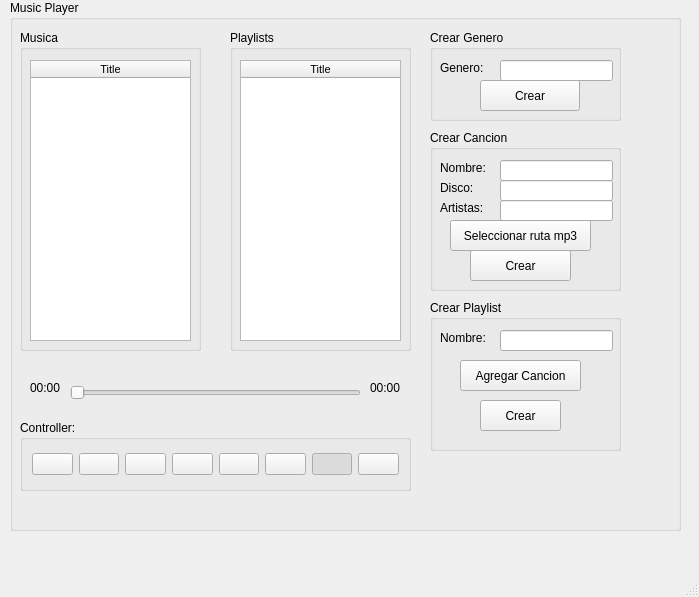
First picture: the form in Music Player/GUI/uiexample.ui, repository jairoaguilarts/Music-Player, before the edit.
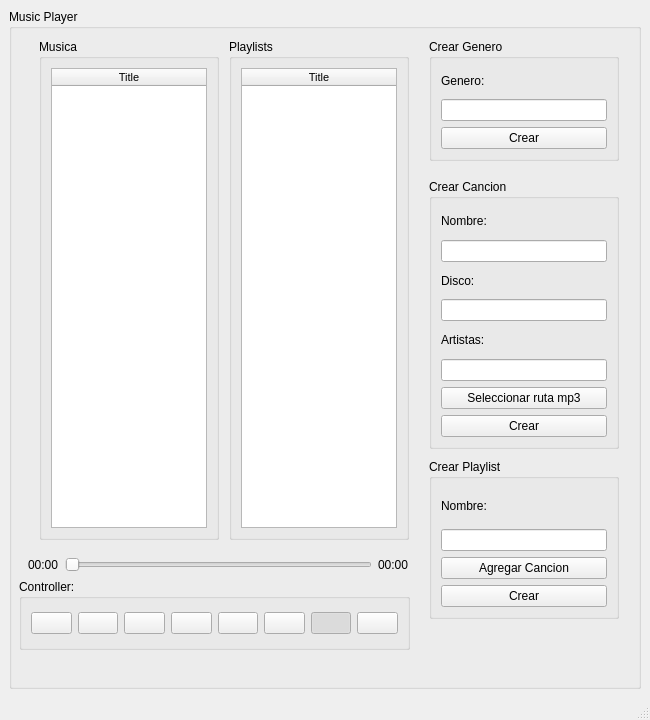
Second picture: the form after the edit. Icons and pictures are not drawn.

```diff
--- a/Music Player/GUI/uiexample.ui
+++ b/Music Player/GUI/uiexample.ui
@@ -6,220 +6,43 @@
    <rect>
     <x>0</x>
     <y>0</y>
-    <width>699</width>
-    <height>597</height>
+    <width>650</width>
+    <height>720</height>
    </rect>
   </property>
+  <property name="sizePolicy">
+   <sizepolicy hsizetype="Expanding" vsizetype="Expanding">
+    <horstretch>0</horstretch>
+    <verstretch>0</verstretch>
+   </sizepolicy>
+  </property>
+  <property name="minimumSize">
+   <size>
+    <width>650</width>
+    <height>720</height>
+   </size>
+  </property>
+  <property name="maximumSize">
+   <size>
+    <width>650</width>
+    <height>720</height>
+   </size>
+  </property>
   <property name="windowTitle">
    <string>MainWindow</string>
   </property>
   <widget class="QWidget" name="centralwidget">
+   <layout class="QHBoxLayout" name="horizontalLayout">
+    <item>
    <widget class="QGroupBox" name="groupBox">
-    <property name="geometry">
-     <rect>
-      <x>10</x>
-      <y>0</y>
-      <width>671</width>
-      <height>531</height>
-     </rect>
-    </property>
     <property name="title">
      <string>Music Player</string>
     </property>
-    <widget class="QGroupBox" name="groupBox_2">
-     <property name="geometry">
-      <rect>
-       <x>10</x>
-       <y>30</y>
-       <width>181</width>
-       <height>321</height>
-      </rect>
-     </property>
-     <property name="title">
-      <string>Musica</string>
-     </property>
-     <widget class="QTableWidget" name="tablaCanciones">
-      <property name="geometry">
-       <rect>
-        <x>10</x>
-        <y>30</y>
-        <width>161</width>
-        <height>281</height>
-       </rect>
-      </property>
-      <property name="font">
-       <font>
-        <pointsize>8</pointsize>
-       </font>
-      </property>
-      <property name="contextMenuPolicy">
-       <enum>Qt::ActionsContextMenu</enum>
-      </property>
-      <property name="sizeAdjustPolicy">
-       <enum>QAbstractScrollArea::AdjustToContents</enum>
-      </property>
-      <property name="dragDropMode">
-       <enum>QAbstractItemView::DragDrop</enum>
-      </property>
-      <property name="alternatingRowColors">
-       <bool>true</bool>
-      </property>
-      <property name="selectionMode">
-       <enum>QAbstractItemView::SingleSelection</enum>
-      </property>
-      <property name="selectionBehavior">
-       <enum>QAbstractItemView::SelectRows</enum>
-      </property>
-      <property name="gridStyle">
-       <enum>Qt::SolidLine</enum>
-      </property>
-      <property name="sortingEnabled">
-       <bool>true</bool>
-      </property>
-      <property name="wordWrap">
-       <bool>true</bool>
-      </property>
-      <property name="cornerButtonEnabled">
-       <bool>false</bool>
-      </property>
-      <property name="rowCount">
-       <number>0</number>
-      </property>
-      <property name="columnCount">
-       <number>1</number>
-      </property>
-      <attribute name="horizontalHeaderStretchLastSection">
-       <bool>true</bool>
-      </attribute>
-      <column>
-       <property name="text">
-        <string>Title</string>
-       </property>
-      </column>
-     </widget>
-    </widget>
-    <widget class="QGroupBox" name="groupBox_3">
-     <property name="geometry">
-      <rect>
-       <x>220</x>
-       <y>30</y>
-       <width>181</width>
-       <height>321</height>
-      </rect>
-     </property>
-     <property name="title">
-      <string>Playlists</string>
-     </property>
-     <widget class="QTableWidget" name="tablaPlaylist">
-      <property name="geometry">
-       <rect>
-        <x>10</x>
-        <y>30</y>
-        <width>161</width>
-        <height>281</height>
-       </rect>
-      </property>
-      <property name="font">
-       <font>
-        <pointsize>8</pointsize>
-       </font>
-      </property>
-      <property name="contextMenuPolicy">
-       <enum>Qt::ActionsContextMenu</enum>
-      </property>
-      <property name="sizeAdjustPolicy">
-       <enum>QAbstractScrollArea::AdjustToContents</enum>
-      </property>
-      <property name="dragDropMode">
-       <enum>QAbstractItemView::DragDrop</enum>
-      </property>
-      <property name="alternatingRowColors">
-       <bool>true</bool>
-      </property>
-      <property name="selectionMode">
-       <enum>QAbstractItemView::SingleSelection</enum>
-      </property>
-      <property name="selectionBehavior">
-       <enum>QAbstractItemView::SelectRows</enum>
-      </property>
-      <property name="gridStyle">
-       <enum>Qt::SolidLine</enum>
-      </property>
-      <property name="sortingEnabled">
-       <bool>true</bool>
-      </property>
-      <property name="wordWrap">
-       <bool>true</bool>
-      </property>
-      <property name="cornerButtonEnabled">
-       <bool>false</bool>
-      </property>
-      <property name="rowCount">
-       <number>0</number>
-      </property>
-      <property name="columnCount">
-       <number>1</number>
-      </property>
-      <attribute name="horizontalHeaderStretchLastSection">
-       <bool>true</bool>
-      </attribute>
-      <column>
-       <property name="text">
-        <string>Title</string>
-       </property>
-      </column>
-     </widget>
-    </widget>
-    <widget class="QSlider" name="SeekSlider">
-     <property name="geometry">
-      <rect>
-       <x>60</x>
-       <y>380</y>
-       <width>291</width>
-       <height>25</height>
-      </rect>
-     </property>
-     <property name="orientation">
-      <enum>Qt::Horizontal</enum>
-     </property>
-    </widget>
-    <widget class="QLabel" name="lblTimeRemaining">
-     <property name="geometry">
-      <rect>
-       <x>360</x>
-       <y>380</y>
-       <width>41</width>
-       <height>16</height>
-      </rect>
-     </property>
-     <property name="layoutDirection">
-      <enum>Qt::LeftToRight</enum>
-     </property>
-     <property name="text">
-      <string>00:00</string>
-     </property>
-    </widget>
-    <widget class="QLabel" name="lblTimeElsp">
-     <property name="geometry">
-      <rect>
-       <x>20</x>
-       <y>380</y>
-       <width>41</width>
-       <height>16</height>
-      </rect>
-     </property>
-     <property name="layoutDirection">
-      <enum>Qt::LeftToRight</enum>
-     </property>
-     <property name="text">
-      <string>00:00</string>
-     </property>
-    </widget>
     <widget class="QGroupBox" name="groupBox_4">
      <property name="geometry">
       <rect>
        <x>10</x>
-       <y>420</y>
+         <y>570</y>
        <width>391</width>
        <height>71</height>
       </rect>
@@ -392,221 +215,369 @@
       <rect>
        <x>420</x>
        <y>30</y>
-       <width>191</width>
-       <height>91</height>
-      </rect>
-     </property>
+         <width>190</width>
+         <height>122</height>
+        </rect>
+       </property>
+       <property name="sizePolicy">
+        <sizepolicy hsizetype="Expanding" vsizetype="Expanding">
+         <horstretch>0</horstretch>
+         <verstretch>0</verstretch>
+        </sizepolicy>
+       </property>
+       <property name="minimumSize">
+        <size>
+         <width>190</width>
+         <height>90</height>
+        </size>
+       </property>
      <property name="title">
       <string>Crear Genero</string>
      </property>
+       <layout class="QVBoxLayout" name="verticalLayout">
+        <item>
      <widget class="QLabel" name="label_3">
-      <property name="geometry">
-       <rect>
-        <x>10</x>
-        <y>30</y>
-        <width>58</width>
-        <height>16</height>
-       </rect>
-      </property>
       <property name="text">
        <string>Genero:</string>
       </property>
      </widget>
-     <widget class="QLineEdit" name="lineGenero">
-      <property name="geometry">
-       <rect>
-        <x>70</x>
-        <y>30</y>
-        <width>113</width>
-        <height>21</height>
-       </rect>
-      </property>
-     </widget>
+        </item>
+        <item>
+         <widget class="QLineEdit" name="lineGenero"/>
+        </item>
+        <item>
      <widget class="QPushButton" name="btnCrearGenero">
-      <property name="geometry">
-       <rect>
-        <x>50</x>
-        <y>50</y>
-        <width>100</width>
-        <height>31</height>
-       </rect>
-      </property>
       <property name="text">
        <string>Crear</string>
       </property>
      </widget>
+        </item>
+       </layout>
     </widget>
     <widget class="QGroupBox" name="groupBox_6">
      <property name="geometry">
       <rect>
        <x>420</x>
-       <y>130</y>
-       <width>191</width>
-       <height>161</height>
-      </rect>
-     </property>
+         <y>170</y>
+         <width>190</width>
+         <height>270</height>
+        </rect>
+       </property>
+       <property name="sizePolicy">
+        <sizepolicy hsizetype="Expanding" vsizetype="Expanding">
+         <horstretch>0</horstretch>
+         <verstretch>0</verstretch>
+        </sizepolicy>
+       </property>
+       <property name="minimumSize">
+        <size>
+         <width>190</width>
+         <height>270</height>
+        </size>
+       </property>
      <property name="title">
       <string>Crear Cancion</string>
      </property>
+       <layout class="QVBoxLayout" name="verticalLayout_2">
+        <item>
      <widget class="QLabel" name="label_4">
-      <property name="geometry">
-       <rect>
-        <x>10</x>
-        <y>30</y>
-        <width>58</width>
-        <height>16</height>
-       </rect>
-      </property>
       <property name="text">
        <string>Nombre:</string>
       </property>
      </widget>
+        </item>
+        <item>
+         <widget class="QLineEdit" name="lineNombreCancion"/>
+        </item>
+        <item>
      <widget class="QLabel" name="label_5">
-      <property name="geometry">
-       <rect>
-        <x>10</x>
-        <y>50</y>
-        <width>58</width>
-        <height>16</height>
-       </rect>
-      </property>
       <property name="text">
        <string>Disco:</string>
       </property>
      </widget>
+        </item>
+        <item>
+         <widget class="QLineEdit" name="lineDisco"/>
+        </item>
+        <item>
      <widget class="QLabel" name="label_6">
-      <property name="geometry">
-       <rect>
-        <x>10</x>
-        <y>70</y>
-        <width>58</width>
-        <height>16</height>
-       </rect>
-      </property>
       <property name="text">
        <string>Artistas:</string>
       </property>
      </widget>
-     <widget class="QLineEdit" name="lineNombreCancion">
-      <property name="geometry">
-       <rect>
-        <x>70</x>
-        <y>30</y>
-        <width>113</width>
-        <height>21</height>
-       </rect>
-      </property>
-     </widget>
-     <widget class="QLineEdit" name="lineDisco">
-      <property name="geometry">
-       <rect>
-        <x>70</x>
-        <y>50</y>
-        <width>113</width>
-        <height>21</height>
-       </rect>
-      </property>
-     </widget>
-     <widget class="QLineEdit" name="lineArtistas">
-      <property name="geometry">
-       <rect>
-        <x>70</x>
-        <y>70</y>
-        <width>113</width>
-        <height>21</height>
-       </rect>
-      </property>
-     </widget>
+        </item>
+        <item>
+         <widget class="QLineEdit" name="lineArtistas"/>
+        </item>
+        <item>
      <widget class="QPushButton" name="btnSeleccionarRuta">
-      <property name="geometry">
-       <rect>
-        <x>20</x>
-        <y>90</y>
-        <width>141</width>
-        <height>31</height>
-       </rect>
-      </property>
       <property name="text">
        <string>Seleccionar ruta mp3</string>
       </property>
      </widget>
+        </item>
+        <item>
      <widget class="QPushButton" name="btnCrearCancion">
-      <property name="geometry">
-       <rect>
-        <x>40</x>
-        <y>120</y>
-        <width>101</width>
-        <height>31</height>
-       </rect>
-      </property>
       <property name="text">
        <string>Crear</string>
       </property>
      </widget>
+        </item>
+       </layout>
     </widget>
     <widget class="QGroupBox" name="groupBox_7">
      <property name="geometry">
       <rect>
        <x>420</x>
-       <y>300</y>
-       <width>191</width>
-       <height>151</height>
-      </rect>
-     </property>
+         <y>450</y>
+         <width>190</width>
+         <height>160</height>
+        </rect>
+       </property>
+       <property name="sizePolicy">
+        <sizepolicy hsizetype="Expanding" vsizetype="Preferred">
+         <horstretch>0</horstretch>
+         <verstretch>0</verstretch>
+        </sizepolicy>
+       </property>
+       <property name="minimumSize">
+        <size>
+         <width>190</width>
+         <height>160</height>
+        </size>
+       </property>
      <property name="title">
       <string>Crear Playlist</string>
      </property>
+       <layout class="QVBoxLayout" name="verticalLayout_3">
+        <item>
      <widget class="QLabel" name="label_7">
-      <property name="geometry">
-       <rect>
-        <x>10</x>
-        <y>30</y>
-        <width>58</width>
-        <height>16</height>
-       </rect>
-      </property>
       <property name="text">
        <string>Nombre:</string>
       </property>
      </widget>
-     <widget class="QLineEdit" name="lineNombrePlaylist">
-      <property name="geometry">
-       <rect>
-        <x>70</x>
-        <y>30</y>
-        <width>113</width>
-        <height>21</height>
-       </rect>
-      </property>
-     </widget>
+        </item>
+        <item>
+         <widget class="QLineEdit" name="lineNombrePlaylist"/>
+        </item>
+        <item>
      <widget class="QPushButton" name="btnAgregarCancio">
-      <property name="geometry">
-       <rect>
-        <x>30</x>
-        <y>60</y>
-        <width>121</width>
-        <height>31</height>
-       </rect>
-      </property>
       <property name="text">
        <string>Agregar Cancion</string>
       </property>
      </widget>
+        </item>
+        <item>
      <widget class="QPushButton" name="btnCrearPlaylist">
-      <property name="geometry">
-       <rect>
-        <x>50</x>
-        <y>100</y>
-        <width>81</width>
-        <height>31</height>
-       </rect>
-      </property>
       <property name="text">
        <string>Crear</string>
       </property>
      </widget>
-    </widget>
-   </widget>
+        </item>
+       </layout>
+      </widget>
+      <widget class="QWidget" name="horizontalLayoutWidget">
+       <property name="geometry">
+        <rect>
+         <x>19</x>
+         <y>540</y>
+         <width>381</width>
+         <height>31</height>
+        </rect>
+       </property>
+       <layout class="QHBoxLayout" name="horizontalLayout_5">
+        <item>
+         <widget class="QLabel" name="lblTimeElsp">
+          <property name="layoutDirection">
+           <enum>Qt::LeftToRight</enum>
+          </property>
+          <property name="text">
+           <string>00:00</string>
+          </property>
+         </widget>
+        </item>
+        <item>
+         <widget class="QSlider" name="SeekSlider">
+          <property name="orientation">
+           <enum>Qt::Horizontal</enum>
+          </property>
+         </widget>
+        </item>
+        <item>
+         <widget class="QLabel" name="lblTimeRemaining">
+          <property name="layoutDirection">
+           <enum>Qt::LeftToRight</enum>
+          </property>
+          <property name="text">
+           <string>00:00</string>
+          </property>
+         </widget>
+        </item>
+       </layout>
+      </widget>
+      <widget class="QGroupBox" name="groupBox_2">
+       <property name="geometry">
+        <rect>
+         <x>30</x>
+         <y>30</y>
+         <width>180</width>
+         <height>501</height>
+        </rect>
+       </property>
+       <property name="sizePolicy">
+        <sizepolicy hsizetype="Expanding" vsizetype="Expanding">
+         <horstretch>0</horstretch>
+         <verstretch>0</verstretch>
+        </sizepolicy>
+       </property>
+       <property name="minimumSize">
+        <size>
+         <width>180</width>
+         <height>320</height>
+        </size>
+       </property>
+       <property name="title">
+        <string>Musica</string>
+       </property>
+       <layout class="QHBoxLayout" name="horizontalLayout_3">
+        <item>
+         <widget class="QTableWidget" name="tablaCanciones">
+          <property name="font">
+           <font>
+            <pointsize>8</pointsize>
+           </font>
+          </property>
+          <property name="contextMenuPolicy">
+           <enum>Qt::ActionsContextMenu</enum>
+          </property>
+          <property name="sizeAdjustPolicy">
+           <enum>QAbstractScrollArea::AdjustToContents</enum>
+          </property>
+          <property name="dragDropMode">
+           <enum>QAbstractItemView::DragDrop</enum>
+          </property>
+          <property name="alternatingRowColors">
+           <bool>true</bool>
+          </property>
+          <property name="selectionMode">
+           <enum>QAbstractItemView::SingleSelection</enum>
+          </property>
+          <property name="selectionBehavior">
+           <enum>QAbstractItemView::SelectRows</enum>
+          </property>
+          <property name="gridStyle">
+           <enum>Qt::SolidLine</enum>
+          </property>
+          <property name="sortingEnabled">
+           <bool>true</bool>
+          </property>
+          <property name="wordWrap">
+           <bool>true</bool>
+          </property>
+          <property name="cornerButtonEnabled">
+           <bool>false</bool>
+          </property>
+          <property name="rowCount">
+           <number>0</number>
+          </property>
+          <property name="columnCount">
+           <number>1</number>
+          </property>
+          <attribute name="horizontalHeaderStretchLastSection">
+           <bool>true</bool>
+          </attribute>
+          <column>
+           <property name="text">
+            <string>Title</string>
+           </property>
+          </column>
+         </widget>
+        </item>
+       </layout>
+      </widget>
+      <widget class="QGroupBox" name="groupBox_3">
+       <property name="geometry">
+        <rect>
+         <x>220</x>
+         <y>30</y>
+         <width>180</width>
+         <height>501</height>
+        </rect>
+       </property>
+       <property name="sizePolicy">
+        <sizepolicy hsizetype="Expanding" vsizetype="Expanding">
+         <horstretch>0</horstretch>
+         <verstretch>0</verstretch>
+        </sizepolicy>
+       </property>
+       <property name="minimumSize">
+        <size>
+         <width>180</width>
+         <height>320</height>
+        </size>
+       </property>
+       <property name="title">
+        <string>Playlists</string>
+       </property>
+       <layout class="QHBoxLayout" name="horizontalLayout_4">
+        <item>
+         <widget class="QTableWidget" name="tablaPlaylist">
+          <property name="font">
+           <font>
+            <pointsize>8</pointsize>
+           </font>
+          </property>
+          <property name="contextMenuPolicy">
+           <enum>Qt::ActionsContextMenu</enum>
+          </property>
+          <property name="sizeAdjustPolicy">
+           <enum>QAbstractScrollArea::AdjustToContents</enum>
+          </property>
+          <property name="dragDropMode">
+           <enum>QAbstractItemView::DragDrop</enum>
+          </property>
+          <property name="alternatingRowColors">
+           <bool>true</bool>
+          </property>
+          <property name="selectionMode">
+           <enum>QAbstractItemView::SingleSelection</enum>
+          </property>
+          <property name="selectionBehavior">
+           <enum>QAbstractItemView::SelectRows</enum>
+          </property>
+          <property name="gridStyle">
+           <enum>Qt::SolidLine</enum>
+          </property>
+          <property name="sortingEnabled">
+           <bool>true</bool>
+          </property>
+          <property name="wordWrap">
+           <bool>true</bool>
+          </property>
+          <property name="cornerButtonEnabled">
+           <bool>false</bool>
+          </property>
+          <property name="rowCount">
+           <number>0</number>
+          </property>
+          <property name="columnCount">
+           <number>1</number>
+          </property>
+          <attribute name="horizontalHeaderStretchLastSection">
+           <bool>true</bool>
+          </attribute>
+          <column>
+           <property name="text">
+            <string>Title</string>
+           </property>
+          </column>
+         </widget>
+        </item>
+       </layout>
+      </widget>
+     </widget>
+    </item>
+   </layout>
   </widget>
   <widget class="QMenuBar" name="menubar">
    <property name="geometry">
```
Left out of the diff: 2 changed lines with no effect on the pictures. Lines whose indentation alone changed are shown as unchanged.
